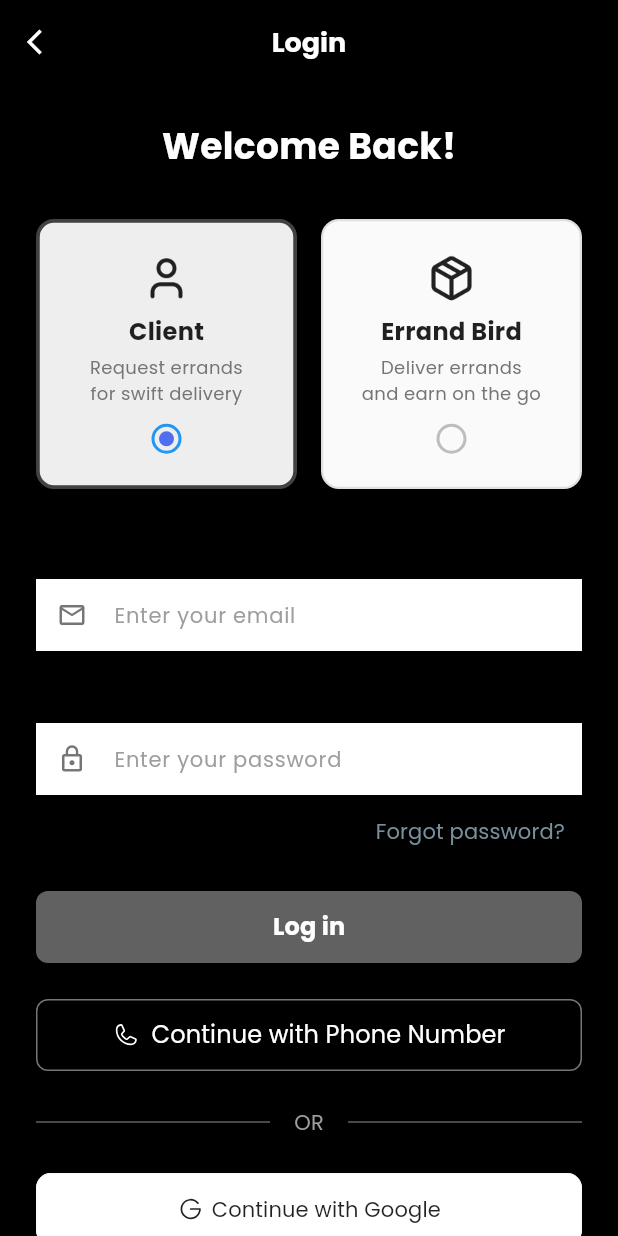
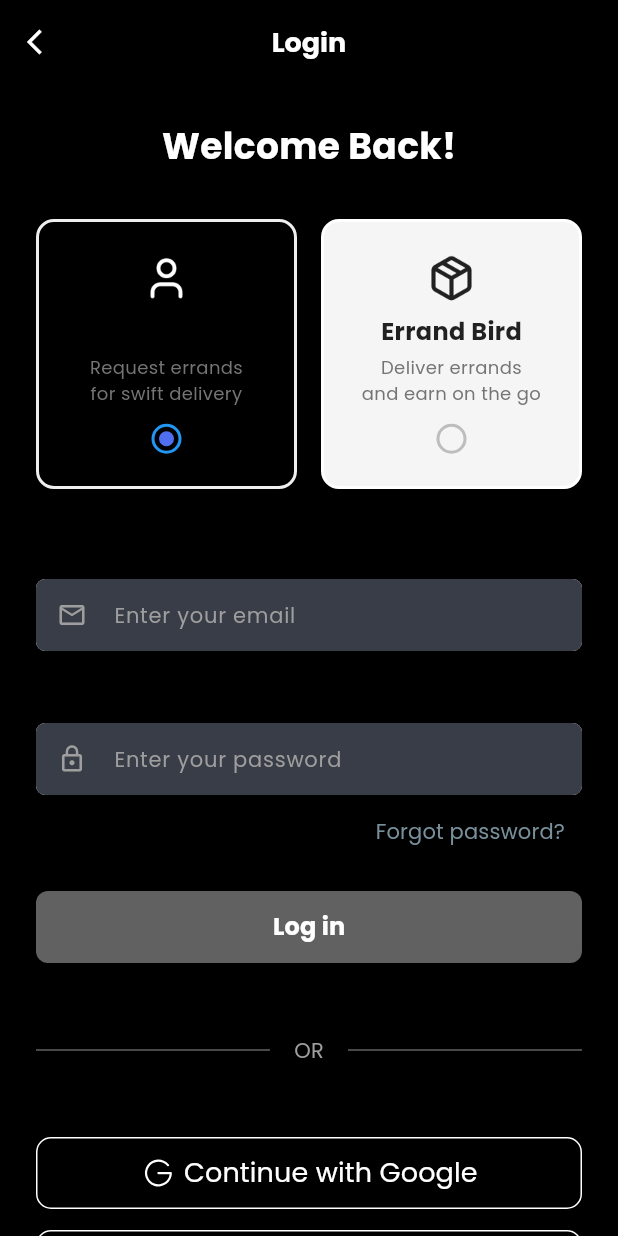
Before and after one commit to Lamzey/Siana-Errand-App, a Flutter app: the SignUpScreen screen opened directly, scrolled down 254 dp, after a tap on "Log in", on a phone screen of 412 x 824 dp. Run offline on Flutter 3.47's test engine with Material 3 defaults, Android fonts, the phone set to English and light mode, and no system bars; our stand-ins replace phosphor_flutter, shared_preferences; accounts and stored records are empty.

Commit message:
login screen

```diff
--- a/siana_erran_app/lib/features/auth/screens/login_screen.dart
+++ b/siana_erran_app/lib/features/auth/screens/login_screen.dart
@@ -4,6 +4,7 @@ import 'package:flutter/material.dart';
 import 'package:flutter/services.dart';
 import 'package:phosphor_flutter/phosphor_flutter.dart';
 import 'package:siana_erran_app/core/utils/assets_utiles.dart';
+import 'package:siana_erran_app/features/auth/screens/signup_screen.dart';
 import 'package:siana_erran_app/features/auth/widgets/customTextfield_widgets.dart';
 import 'package:siana_erran_app/features/auth/widgets/roleSelection_Card_widget.dart';
 import 'package:siana_erran_app/features/auth/widgets/social_logins_btn.dart';
@@ -77,6 +78,9 @@ class _LoginScreenState extends State<LoginScreen> {
                   children: [
                     Expanded(
                       child: RoleSelectionCard(
+                        selectedColor: Colors.transparent,
+                        selectedBorderColor: Colors.grey.shade200,
+                        iconSelectedColor: Colors.white,
                         title: 'Client',
                         subtitle: 'Request errands\nfor swift delivery',
                         icon: "${iconPath}user.png",
@@ -87,6 +91,9 @@ class _LoginScreenState extends State<LoginScreen> {
                     const SizedBox(width: 16),
                     Expanded(
                       child: RoleSelectionCard(
+                        selectedColor: Colors.transparent,
+                        selectedBorderColor: Colors.grey.shade200,
+                        iconSelectedColor: Colors.white,
                         title: 'Errand Bird',
                         subtitle: 'Deliver errands\nand earn on the go',
                         icon: "${iconPath}errand_box.png",
@@ -104,6 +111,8 @@ class _LoginScreenState extends State<LoginScreen> {
                 CustomTextField(
                   label: 'Email Address',
                   hintText: 'Enter your email',
+                  hintColor: Colors.grey,
+                  fillColor: Color(0xFF393d47),
                   prefixIcon: Icons.email_outlined,
                   controller: _emailController,
                   validator: (value) {
@@ -126,6 +135,8 @@ class _LoginScreenState extends State<LoginScreen> {
                 CustomTextField(
                   label: 'Password',
                   hintText: 'Enter your password',
+                  hintColor: Colors.grey,
+                  fillColor: Color(0xFF393d47),
                   isPassword: true,
                   prefixIcon: Icons.lock_outline,
                   controller: _passwordController,
@@ -184,41 +195,7 @@ class _LoginScreenState extends State<LoginScreen> {
 
                 const SizedBox(height: 24),
 
-                // Continue with Phone Number Button
-                SizedBox(
-                  width: double.infinity,
-                  height: 48,
-                  child: OutlinedButton(
-                    onPressed: _handlePhoneLogin,
-                    style: OutlinedButton.styleFrom(
-                      foregroundColor: Colors.white,
-                      side: BorderSide(color: Colors.grey.shade600, width: 1),
-                      shape: RoundedRectangleBorder(
-                        borderRadius: BorderRadius.circular(8),
-                      ),
-                      backgroundColor: Colors.transparent,
-                    ),
-                    child: Row(
-                      mainAxisAlignment: MainAxisAlignment.center,
-                      children: [
-                        Icon(
-                          PhosphorIcons.phone(),
-                          size: 18,
-                          color: Colors.white,
-                        ),
-                        const SizedBox(width: 8),
-                        const Text(
-                          'Continue with Phone Number',
-                          style: TextStyle(
-                            fontSize: 16,
-                            fontWeight: FontWeight.w500,
-                            color: Colors.white,
-                          ),
-                        ),
-                      ],
-                    ),
-                  ),
-                ),
+
 
                 const SizedBox(height: 24),
 
@@ -250,20 +227,23 @@ class _LoginScreenState extends State<LoginScreen> {
                 // Social Login Buttons - Stacked Vertically
                 Column(
                   children: [
+                    const SizedBox(height: 24),
                     // Google Button
                     SizedBox(
                       width: double.infinity,
                       height: 48,
                       child: SocialLoginButton(
                         text: 'Continue with Google',
+                        fontSize: 18,
                         icon: PhosphorIcons.googleLogo(),
-                        backgroundColor: Colors.white,
-                        textColor: Colors.black87,
+                        iconSize: 24,
+                        backgroundColor: Colors.transparent,
+                        textColor: Colors.white,
                         onPressed: () => _handleSocialLogin('Google'),
                       ),
                     ),
 
-                    const SizedBox(height: 12),
+                    const SizedBox(height: 14),
 
                     // Facebook Button
                     SizedBox(
@@ -271,8 +251,10 @@ class _LoginScreenState extends State<LoginScreen> {
                       height: 48,
                       child: SocialLoginButton(
                         text: 'Continue with Facebook',
-                        icon: PhosphorIconsFill.facebookLogo,
-                        backgroundColor: const Color(0xFF1877F2),
+                        fontSize: 18,
+                        icon: PhosphorIcons.facebookLogo(),
+                        iconSize: 24,
+                        backgroundColor: Colors.transparent,
                         textColor: Colors.white,
                         onPressed: () => _handleSocialLogin('Facebook'),
                       ),
@@ -280,14 +262,16 @@ class _LoginScreenState extends State<LoginScreen> {
 
                     // Apple Button (iOS only)
                     if (isIos) ...[
-                      const SizedBox(height: 12),
+                      const SizedBox(height: 14),
                       SizedBox(
                         width: double.infinity,
                         height: 48,
                         child: SocialLoginButton(
                           text: 'Continue with Apple',
+                          fontSize: 18,
                           icon: PhosphorIcons.appleLogo(),
-                          backgroundColor: Colors.black87,
+                          iconSize: 24,
+                          backgroundColor: Colors.transparent,
                           textColor: Colors.white,
                           onPressed: () => _handleSocialLogin('Apple'),
                         ),
@@ -408,6 +392,9 @@ class _LoginScreenState extends State<LoginScreen> {
 
   void _handleSignUp() {
     // TODO: Navigate to sign up screen
-    Navigator.of(context).pushNamed('/signup');
+    Navigator.push(
+      context,
+      MaterialPageRoute(builder: (context) => SignUpScreen()),
+    );
   }
 }
--- a/siana_erran_app/lib/features/auth/screens/signup_screen.dart
+++ b/siana_erran_app/lib/features/auth/screens/signup_screen.dart
@@ -98,6 +98,8 @@ class _SignUpScreenState extends State<SignUpScreen> {
                   children: [
                     Expanded(
                       child: RoleSelectionCard(
+                        selectedColor: Colors.grey.shade200,
+                        selectedBorderColor: Colors.grey.shade800,
                         title: 'Client',
                         subtitle: 'Request errands\nfor swift delivery',
                         icon: "${iconPath}user.png",
@@ -108,6 +110,8 @@ class _SignUpScreenState extends State<SignUpScreen> {
                     const SizedBox(width: 16),
                     Expanded(
                       child: RoleSelectionCard(
+                        selectedColor: Colors.grey.shade200,
+                        selectedBorderColor: Colors.grey.shade800,
                         title: 'Errand Bird',
                         subtitle: 'Deliver errands\nand earn on the go',
                         icon: "${iconPath}errand_box.png",
@@ -125,6 +129,8 @@ class _SignUpScreenState extends State<SignUpScreen> {
                 CustomTextField(
                   label: 'Email Address',
                   hintText: 'you@example.com',
+                  hintColor: Colors.grey.shade600,
+                  fillColor: Colors.grey.shade300,
                   prefixIcon: Icons.email_outlined,
                   controller: _emailController,
                   validator: (value) {
@@ -147,6 +153,8 @@ class _SignUpScreenState extends State<SignUpScreen> {
                 CustomTextField(
                   label: 'Password',
                   hintText: '••••••••',
+                  hintColor: Colors.grey.shade600,
+                  fillColor: Colors.grey.shade300,
                   isPassword: true,
                   prefixIcon: Icons.lock_outline,
                   controller: _passwordController,
@@ -167,6 +175,8 @@ class _SignUpScreenState extends State<SignUpScreen> {
                 CustomTextField(
                   label: 'Confirm Password',
                   hintText: '••••••••',
+                  hintColor: Colors.grey.shade600,
+                  fillColor: Colors.grey.shade300,
                   isPassword: true,
                   prefixIcon: Icons.lock_outline,
                   controller: _confirmPasswordController,
--- a/siana_erran_app/lib/features/auth/widgets/customTextfield_widgets.dart
+++ b/siana_erran_app/lib/features/auth/widgets/customTextfield_widgets.dart
@@ -8,8 +8,11 @@ class CustomTextField extends StatelessWidget {
   final IconData? prefixIcon;
   final TextEditingController? controller;
   final String? Function(String?)? validator;
+  Color? hintColor;
+  Color? fillColor;
 
-  const CustomTextField({
+
+  CustomTextField({
     super.key,
     required this.label,
     required this.hintText,
@@ -17,6 +20,8 @@ class CustomTextField extends StatelessWidget {
     this.prefixIcon,
     this.controller,
     this.validator,
+    required this.hintColor,
+    required this.fillColor,
   });
 
   @override
@@ -44,11 +49,16 @@ class CustomTextField extends StatelessWidget {
             validator: validator,
             decoration: InputDecoration(
               hintText: hintText,
-              hintStyle: TextStyle(color: Colors.grey.shade500, fontSize: 14),
+              filled: true,
+              fillColor: fillColor,
+              hintStyle: TextStyle(color: hintColor, fontSize: 14),
               prefixIcon: prefixIcon != null
-                  ? Icon(prefixIcon, color: Colors.grey.shade600, size: 20)
+                  ? Icon(prefixIcon, color: hintColor, size: 20)
                   : null,
-              border: InputBorder.none,
+              border: OutlineInputBorder(
+                borderRadius: BorderRadius.circular(6),
+                borderSide: BorderSide.none,
+              ),
               contentPadding: const EdgeInsets.symmetric(
                 horizontal: 16,
                 vertical: 12,
--- a/siana_erran_app/lib/features/auth/widgets/roleSelection_Card_widget.dart
+++ b/siana_erran_app/lib/features/auth/widgets/roleSelection_Card_widget.dart
@@ -1,7 +1,3 @@
-
-
-
-
 // Reusable Role Selection Card Widget
 import 'package:flutter/material.dart';
 
@@ -11,14 +7,20 @@ class RoleSelectionCard extends StatelessWidget {
   final String icon;
   final bool isSelected;
   final VoidCallback onTap;
+  Color? selectedColor;
+  Color? iconSelectedColor;
+  Color selectedBorderColor;
 
-  const RoleSelectionCard({
+  RoleSelectionCard({
     super.key,
     required this.title,
     required this.subtitle,
     required this.icon,
     required this.isSelected,
     required this.onTap,
+    required this.selectedColor,
+    required this.selectedBorderColor,
+    this.iconSelectedColor = Colors.black87,
   });
 
   @override
@@ -30,10 +32,10 @@ class RoleSelectionCard extends StatelessWidget {
         height: 180,
         padding: const EdgeInsets.all(10),
         decoration: BoxDecoration(
-          color: isSelected ? Colors.grey.shade200 : Colors.grey.shade50,
+          color: isSelected ? selectedColor : Colors.grey.shade100,
           border: Border.all(
-            color: isSelected ? Colors.grey.shade800 : Colors.grey.shade300,
-            width: isSelected ? 2.5 : 1.5,
+            color: isSelected ? selectedBorderColor : Colors.white,
+            width: isSelected ? 2 : 2,
           ),
           borderRadius: BorderRadius.circular(12),
           boxShadow: [
@@ -47,7 +49,12 @@ class RoleSelectionCard extends StatelessWidget {
         child: Column(
           mainAxisAlignment: MainAxisAlignment.center,
           children: [
-            Image.asset(icon, width: 32, height: 32, color: Colors.black87),
+            Image.asset(
+              icon,
+              width: 32,
+              height: 32,
+              color: isSelected ? iconSelectedColor : Colors.black87,
+            ),
             const SizedBox(height: 8),
             Text(
               title,
--- a/siana_erran_app/lib/features/auth/widgets/social_logins_btn.dart
+++ b/siana_erran_app/lib/features/auth/widgets/social_logins_btn.dart
@@ -8,6 +8,8 @@ class SocialLoginButton extends StatelessWidget {
   final Color textColor;
   final VoidCallback onPressed;
   final double width;
+  final double iconSize;
+  final double fontSize;
 
   const SocialLoginButton({
     super.key,
@@ -17,6 +19,8 @@ class SocialLoginButton extends StatelessWidget {
     required this.textColor,
     required this.onPressed,
     this.width = 180,
+    this.iconSize = 18,
+    this.fontSize = 14,
   });
 
   @override
@@ -34,7 +38,7 @@ class SocialLoginButton extends StatelessWidget {
             borderRadius: BorderRadius.circular(10),
             side: backgroundColor == Colors.white
                 ? BorderSide(color: Colors.grey.shade50)
-                : BorderSide.none,
+                : BorderSide(color: Colors.white),
           ),
         ),
         child: Row(
@@ -42,13 +46,13 @@ class SocialLoginButton extends StatelessWidget {
           crossAxisAlignment: CrossAxisAlignment.center,
           children: [
             if (icon != null) ...[
-              Icon(icon, size: 18),
+              Icon(icon, size: iconSize),
               const SizedBox(width: 5),
             ],
             Text(
               text,
               style: TextStyle(
-                fontSize: 14,
+                fontSize: fontSize,
                 fontWeight: FontWeight.w400,
                 color: textColor,
               ),
```
